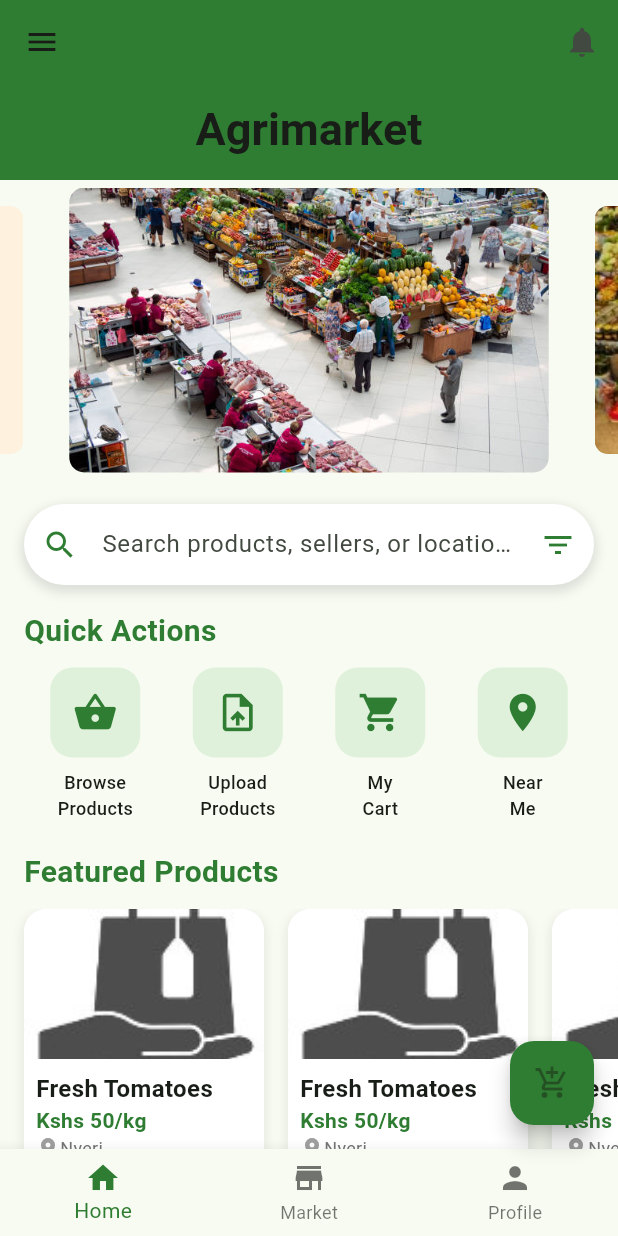
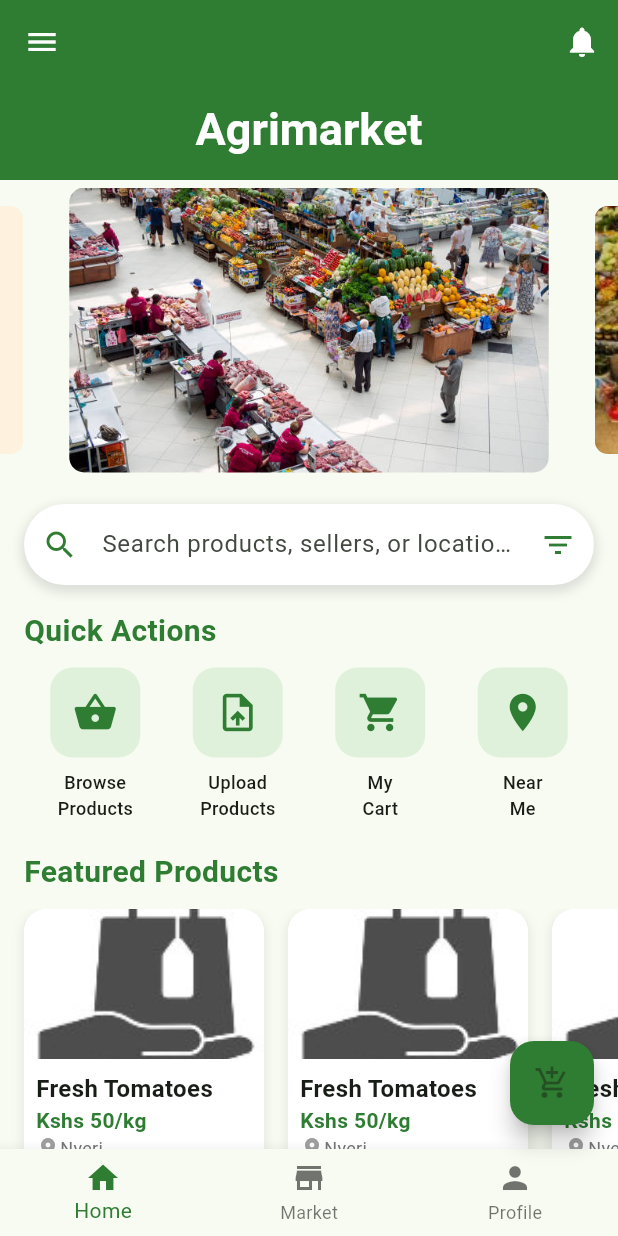
Before and after one commit to Fabrone/Agri-market, a Flutter app: the HomePage screen opened directly, on a phone screen of 412 x 824 dp. Run offline on Flutter 3.47's test engine with Material 3 defaults, Android fonts, the phone set to English and light mode, and no system bars; drawn by our look-alikes of animated_text_kit, carousel_slider; our stand-ins replace cloud_firestore, firebase_auth, firebase_core, flutter_screenutil, font_awesome_flutter, geocoding and 2 more; accounts and stored records are empty; Roboto replaces fonts that are missing (Poppins).

Commit message:
BETTER COLOURING

```diff
--- a/lib/screens/home_screen.dart
+++ b/lib/screens/home_screen.dart
@@ -434,6 +434,7 @@ class _HomePageState extends State<HomePage> {
       backgroundColor: primaryGreen,
       leading: IconButton(
         icon: const Icon(Icons.menu),
+        color: Colors.white,
         onPressed: () => _scaffoldKey.currentState?.openDrawer(),
       ),
       flexibleSpace: FlexibleSpaceBar(
@@ -443,6 +444,7 @@ class _HomePageState extends State<HomePage> {
               'Agrimarket',
               textStyle: const TextStyle(
                 fontSize: 20.0,
+                color: Colors.white,
                 fontWeight: FontWeight.bold,
               ),
               speed: const Duration(milliseconds: 200),
@@ -455,6 +457,7 @@ class _HomePageState extends State<HomePage> {
       actions: [
         IconButton(
           icon: const Icon(Icons.notifications),
+          color: Colors.white,
           onPressed: () {
             // Show notifications
           },
```
